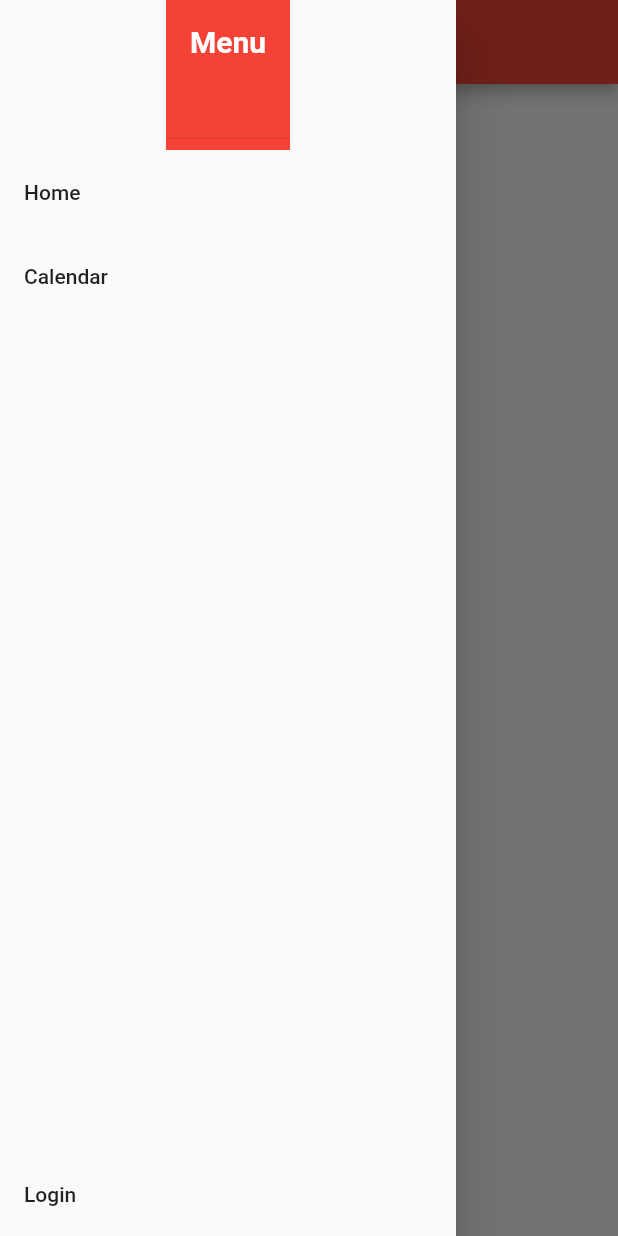
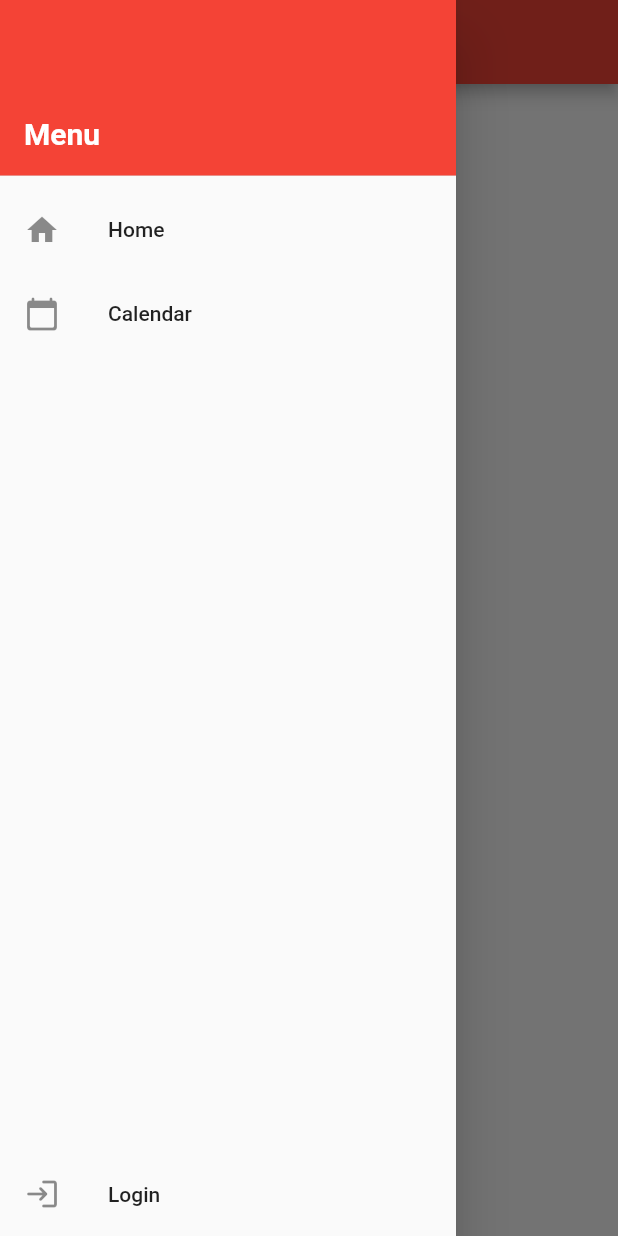
Before and after one commit to AustinHWalsh/Goldstein-App, a Flutter app: the screen it shows after launch, with the side drawer open, on a phone screen of 412 x 824 dp. Run offline on Flutter 3.47's test engine with Material 2 defaults, Android fonts, the phone set to English and light mode, and no system bars; our stand-ins replace firebase_core, table_calendar; missing offline and left inert: firebase_helpers; accounts and stored records are empty.

```diff
--- a/goldstein_app/lib/ui/leftmenu.dart
+++ b/goldstein_app/lib/ui/leftmenu.dart
@@ -24,20 +24,23 @@ class _LeftMenuState extends State<LeftMenu> {
       mainAxisSize: MainAxisSize.max,
       children: <Widget>[
         Container(
-          height: 100.0,
-          child: DrawerHeader(
-            child: Text(
+          height: 125.0,
+          child: UserAccountsDrawerHeader(
+            decoration: BoxDecoration(
+              color: new Color(0xFFF44336),
+            ),
+            accountName: Text(
               "Menu",
               style: TextStyle(
                   color: Colors.white,
                   fontWeight: FontWeight.bold,
                   fontSize: 20),
-              textAlign: TextAlign.left,
             ),
+            accountEmail: null,
           ),
-          color: Colors.red,
         ),
         ListTile(
+          leading: Icon(Icons.home),
           title: Text("Home"),
           onTap: () {
             Navigator.pushReplacement(
@@ -48,6 +51,7 @@ class _LeftMenuState extends State<LeftMenu> {
           },
         ),
         ListTile(
+          leading: Icon(Icons.calendar_today_rounded),
           title: Text("Calendar"),
           onTap: () {
             Navigator.pushReplacement(context,
@@ -58,6 +62,7 @@ class _LeftMenuState extends State<LeftMenu> {
           child: Align(
             alignment: FractionalOffset.bottomCenter,
             child: ListTile(
+              leading: Icon(Icons.login_rounded),
               title: Text("Login"),
               onTap: () {
                 MenuOpen.menuCalendar = true;
```
